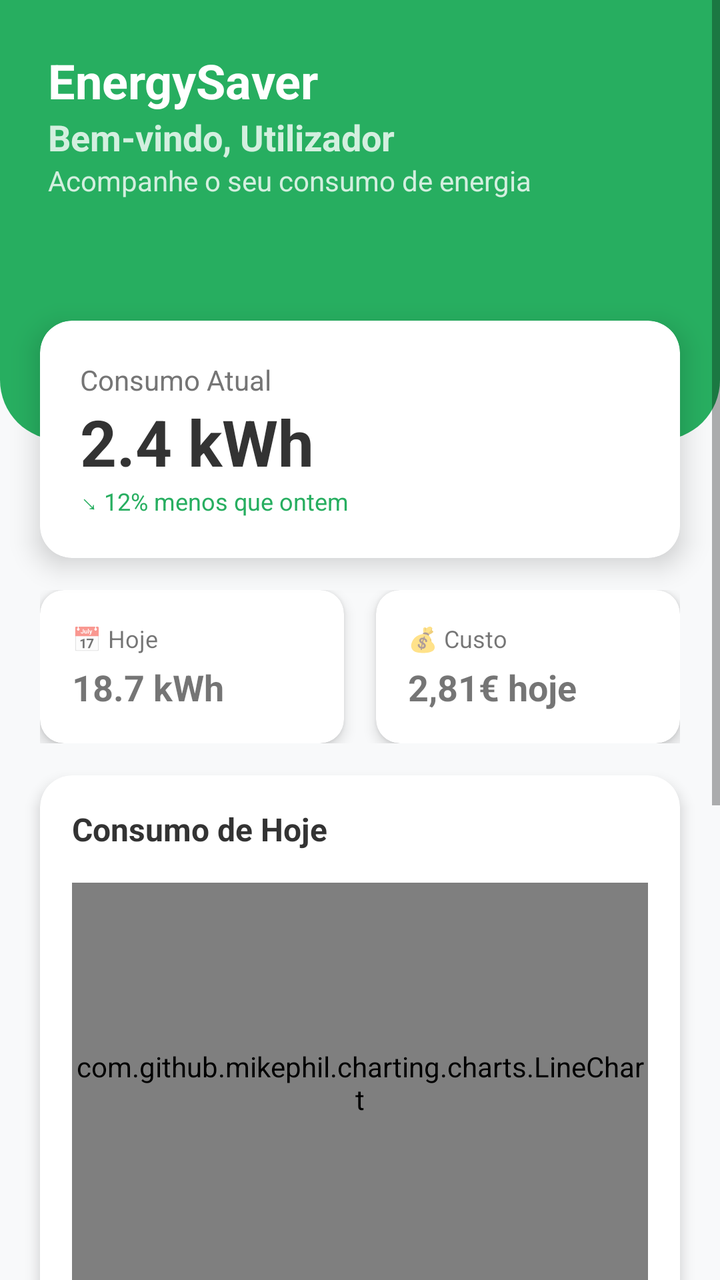
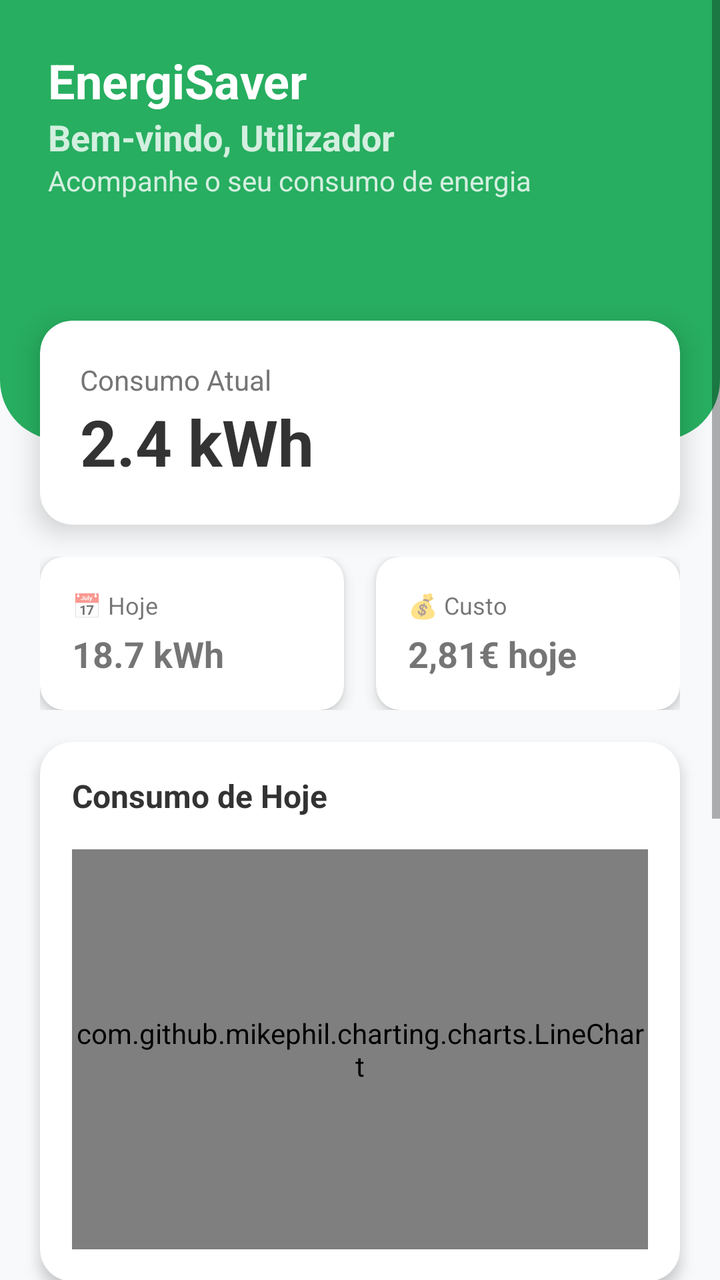

The first picture is an Android layout as it rendered before a commit; the second is the same layout after the commit. The layout source and the unified diff follow.
<!-- AndroidManifest.xml: application theme Theme.AppCompat.Light.NoActionBar -->
<!-- res/layout/fragment_home.xml -->
<?xml version="1.0" encoding="utf-8"?>
<ScrollView xmlns:android="http://schemas.android.com/apk/res/android"
    xmlns:app="http://schemas.android.com/apk/res-auto"
    android:layout_width="match_parent"
    android:layout_height="match_parent"
    android:background="#F8F9FA"> 

    <RelativeLayout
        android:layout_width="match_parent"
        android:layout_height="wrap_content">

        <LinearLayout
            android:id="@+id/header_layout"
            android:layout_width="match_parent"
            android:layout_height="220dp"
            android:background="@drawable/bg_home_header"
            android:orientation="vertical"
            android:padding="24dp">

            <TextView
                android:layout_width="wrap_content"
                android:layout_height="wrap_content"
                android:text="EnergySaver"
                android:textColor="#FFFFFF"
                android:textSize="24sp"
                android:textStyle="bold" />

            <TextView
                android:id="@+id/tvWelcome"
                android:layout_width="wrap_content"
                android:layout_height="wrap_content"
                android:text="Bem-vindo, Utilizador"
                android:textColor="#CCFFFFFF"
                android:textSize="18sp"
                android:textStyle="bold"/>

            <TextView
                android:layout_width="wrap_content"
                android:layout_height="wrap_content"
                android:text="Acompanhe o seu consumo de energia"
                android:textColor="#CCFFFFFF"
                android:textSize="14sp" />
        </LinearLayout>

        
        <androidx.cardview.widget.CardView
            android:id="@+id/card_current_usage"
            android:layout_width="match_parent"
            android:layout_height="wrap_content"
            android:layout_below="@id/header_layout"
            android:layout_marginStart="20dp"
            android:layout_marginEnd="20dp"
            android:layout_marginTop="-60dp"
            app:cardCornerRadius="16dp"
            app:cardElevation="8dp">

            <LinearLayout
                android:layout_width="match_parent"
                android:layout_height="wrap_content"
                android:orientation="vertical"
                android:padding="20dp">

                <TextView
                    android:layout_width="wrap_content"
                    android:layout_height="wrap_content"
                    android:text="Consumo Atual"
                    android:textColor="#757575"
                    android:textSize="14sp" />

                <TextView
                    android:id="@+id/tvCurrentUsageValue"
                    android:layout_width="wrap_content"
                    android:layout_height="wrap_content"
                    android:text="2.4 kWh"
                    android:textColor="#333333"
                    android:textSize="32sp"
                    android:textStyle="bold" />

                <TextView
                    android:layout_width="wrap_content"
                    android:layout_height="wrap_content"
                    android:text="↘ 12% menos que ontem"
                    android:textColor="#27AE60"
                    android:textSize="12sp" />
            </LinearLayout>
        </androidx.cardview.widget.CardView>

        
        <LinearLayout
            android:id="@+id/layout_stats"
            android:layout_width="match_parent"
            android:layout_height="wrap_content"
            android:layout_below="@id/card_current_usage"
            android:layout_marginTop="16dp"
            android:layout_marginStart="20dp"
            android:layout_marginEnd="20dp"
            android:orientation="horizontal">

            
            <androidx.cardview.widget.CardView
                android:layout_width="0dp"
                android:layout_height="wrap_content"
                android:layout_weight="1"
                android:layout_marginEnd="8dp"
                app:cardCornerRadius="12dp"
                app:cardElevation="4dp">

                <LinearLayout
                    android:layout_width="match_parent"
                    android:layout_height="wrap_content"
                    android:orientation="vertical"
                    android:padding="16dp">
                    <TextView
                        android:layout_width="wrap_content"
                        android:layout_height="wrap_content"
                        android:text="📅 Hoje"
                        android:textSize="12sp" />
                    <TextView
                        android:id="@+id/tvTodayUsageValue"
                        android:layout_width="wrap_content"
                        android:layout_height="wrap_content"
                        android:text="18.7 kWh"
                        android:textStyle="bold"
                        android:textSize="18sp"
                        android:layout_marginTop="4dp"/>
                </LinearLayout>
            </androidx.cardview.widget.CardView>

            
            <androidx.cardview.widget.CardView
                android:layout_width="0dp"
                android:layout_height="wrap_content"
                android:layout_weight="1"
                android:layout_marginStart="8dp"
                app:cardCornerRadius="12dp"
                app:cardElevation="4dp">

                <LinearLayout
                    android:layout_width="match_parent"
                    android:layout_height="wrap_content"
                    android:orientation="vertical"
                    android:padding="16dp">
                    <TextView
                        android:layout_width="wrap_content"
                        android:layout_height="wrap_content"
                        android:text="💰 Custo"
                        android:textSize="12sp" />
                    <TextView
                        android:id="@+id/tvTodayCostValue"
                        android:layout_width="wrap_content"
                        android:layout_height="wrap_content"
                        android:text="2,81€ hoje"
                        android:textStyle="bold"
                        android:textSize="18sp"
                        android:layout_marginTop="4dp"/>
                </LinearLayout>
            </androidx.cardview.widget.CardView>
        </LinearLayout>

        
        <androidx.cardview.widget.CardView
            android:id="@+id/card_energy_today"
            android:layout_width="match_parent"
            android:layout_height="wrap_content"
            android:layout_below="@id/layout_stats"
            android:layout_marginStart="20dp"
            android:layout_marginEnd="20dp"
            android:layout_marginTop="16dp"
            app:cardCornerRadius="16dp"
            app:cardElevation="4dp">

            <LinearLayout
                android:layout_width="match_parent"
                android:layout_height="wrap_content"
                android:orientation="vertical"
                android:padding="16dp">

                <TextView
                    android:layout_width="wrap_content"
                    android:layout_height="wrap_content"
                    android:text="Consumo de Hoje"
                    android:textColor="#333333"
                    android:textStyle="bold"
                    android:textSize="16sp" />

                
                <com.github.mikephil.charting.charts.LineChart
                    android:id="@+id/lineChart"
                    android:layout_width="match_parent"
                    android:layout_height="200dp"
                    android:layout_marginTop="16dp" />
            </LinearLayout>
        </androidx.cardview.widget.CardView>

        
        <androidx.cardview.widget.CardView
            android:id="@+id/card_energy_by_device"
            android:layout_width="match_parent"
            android:layout_height="wrap_content"
            android:layout_below="@id/card_energy_today"
            android:layout_marginStart="20dp"
            android:layout_marginEnd="20dp"
            android:layout_marginTop="16dp"
            android:layout_marginBottom="24dp"
            app:cardCornerRadius="16dp"
            app:cardElevation="4dp">

            <LinearLayout
                android:layout_width="match_parent"
                android:layout_height="wrap_content"
                android:orientation="vertical"
                android:padding="16dp">

                <TextView
                    android:layout_width="wrap_content"
                    android:layout_height="wrap_content"
                    android:text="Energia por Dispositivo"
                    android:textColor="#333333"
                    android:textStyle="bold"
                    android:textSize="16sp" />

                
                <com.github.mikephil.charting.charts.PieChart
                    android:id="@+id/pieChart"
                    android:layout_width="match_parent"
                    android:layout_height="250dp"
                    android:layout_marginTop="16dp" />

            </LinearLayout>
        </androidx.cardview.widget.CardView>

    </RelativeLayout>
</ScrollView>
<!-- resources referenced by this layout -->
<resources>
  <!-- drawable bg_home_header (drawable) -->
  <?xml version="1.0" encoding="utf-8"?>
  <shape xmlns:android="http://schemas.android.com/apk/res/android">
      <solid android:color="#27AE60" /> 
      <corners
          android:bottomLeftRadius="30dp"
          android:bottomRightRadius="30dp" />
  </shape>
</resources>

<!-- the commit's change to res/layout/fragment_home.xml (unified diff, before → after) -->
@@ -20,7 +20,7 @@
             <TextView
                 android:layout_width="wrap_content"
                 android:layout_height="wrap_content"
-                android:text="EnergySaver"
+                android:text="EnergiSaver"
                 android:textColor="#FFFFFF"
                 android:textSize="24sp"
                 android:textStyle="bold" />
@@ -76,12 +76,7 @@
                     android:textSize="32sp"
                     android:textStyle="bold" />
 
-                <TextView
-                    android:layout_width="wrap_content"
-                    android:layout_height="wrap_content"
-                    android:text="↘ 12% menos que ontem"
-                    android:textColor="#27AE60"
-                    android:textSize="12sp" />
+
             </LinearLayout>
         </androidx.cardview.widget.CardView>
 
